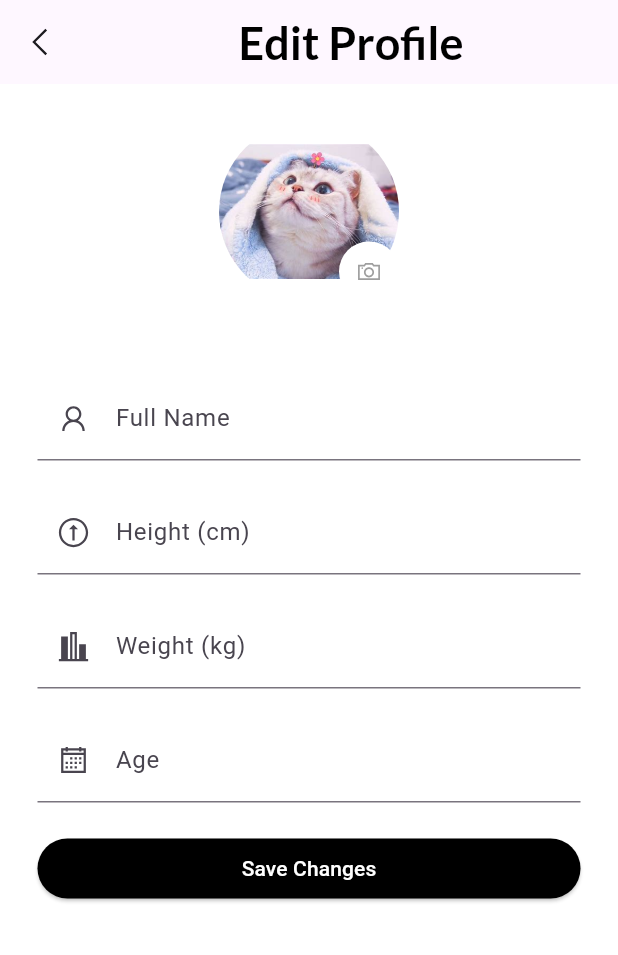
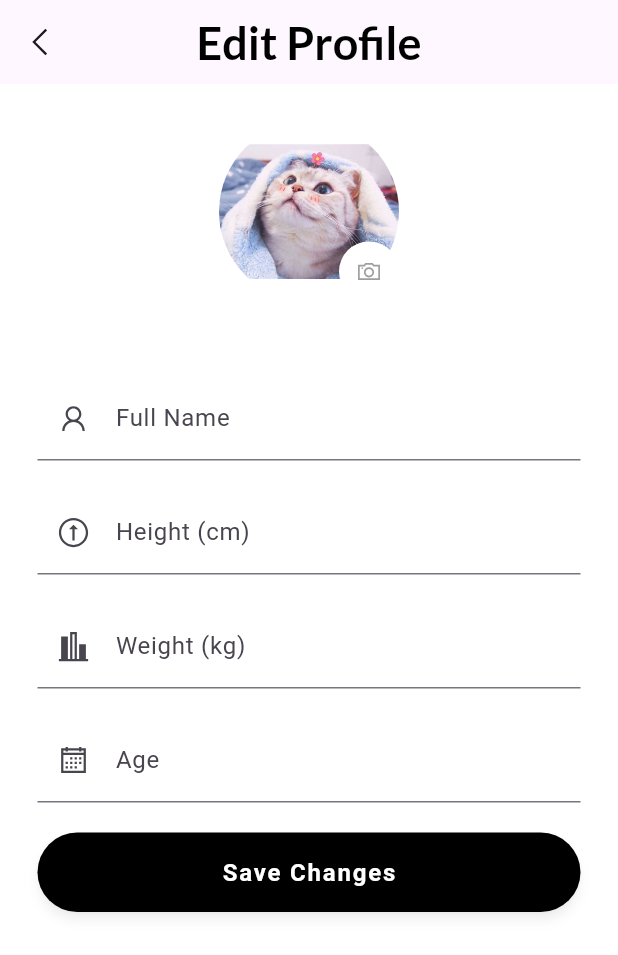
Before and after one commit to Dung261102/kltn, a Flutter app: the ProfilePage screen opened directly, after a tap on an icon or button, on a phone screen of 412 x 824 dp. Shown: the top 955 px of the screen. Run offline on Flutter 3.47's test engine with Material 3 defaults, Android fonts, the light colour scheme and no system bars; our stand-ins replace date_picker_timeline, flutter_local_notifications, flutter_native_timezone, flutter_staggered_animations, fluttertoast, get and 7 more; accounts and stored records are empty.

Commit message:
cập nhật lại màn hình profile, thiếu chức năng avata, thêm thiết bị, xem profile

```diff
--- a/lib/ui/pages/profile/UpdateProfileScreen.dart
+++ b/lib/ui/pages/profile/UpdateProfileScreen.dart
@@ -3,52 +3,108 @@ import 'package:get/get.dart';
 import 'package:glucose_real_time/ui/theme/theme.dart';
 import 'package:line_awesome_flutter/line_awesome_flutter.dart';
 
-/// Màn hình cập nhật hồ sơ người dùng
-class UpdateProfileScreen extends StatefulWidget {
-  const UpdateProfileScreen({super.key});
+class UpdateProfileController extends GetxController {
+  final nameController = TextEditingController();
+  final heightController = TextEditingController();
+  final weightController = TextEditingController();
+  final ageController = TextEditingController();
 
   @override
-  State<UpdateProfileScreen> createState() => _UpdateProfileScreenState();
-}
-
-class _UpdateProfileScreenState extends State<UpdateProfileScreen> {
-  // Controller cho các ô nhập liệu
-  final TextEditingController nameController = TextEditingController();
-  final TextEditingController heightController = TextEditingController();
-  final TextEditingController weightController = TextEditingController();
-  final TextEditingController ageController = TextEditingController();
-
-  @override
-  void dispose() {
+  void onClose() {
     nameController.dispose();
     heightController.dispose();
     weightController.dispose();
     ageController.dispose();
-    super.dispose();
+    super.onClose();
+  }
+
+  void saveChanges() {
+    // Get current values
+    final updatedName = nameController.text.trim();
+    final heightText = heightController.text.trim();
+    final weightText = weightController.text.trim();
+    final ageText = ageController.text.trim();
+
+    // Create result map with only changed values
+    final Map<String, dynamic> result = {};
+
+    // Only add name if it's not empty
+    if (updatedName.isNotEmpty) {
+      result['name'] = updatedName;
+    }
+
+    // Only validate and add height if it's been changed
+    if (heightText.isNotEmpty) {
+      final height = double.tryParse(heightText);
+      if (height == null || height <= 0) {
+        Get.snackbar("Error", "Please enter a valid height");
+        return;
+      }
+      result['height'] = height;
+    }
+
+    // Only validate and add weight if it's been changed
+    if (weightText.isNotEmpty) {
+      final weight = double.tryParse(weightText);
+      if (weight == null || weight <= 0) {
+        Get.snackbar("Error", "Please enter a valid weight");
+        return;
+      }
+      result['weight'] = weight;
+    }
+
+    // Only validate and add age if it's been changed
+    if (ageText.isNotEmpty) {
+      final age = int.tryParse(ageText);
+      if (age == null || age <= 0) {
+        Get.snackbar("Error", "Please enter a valid age");
+        return;
+      }
+      result['age'] = age;
+    }
+
+    // If no changes were made, show a message
+    if (result.isEmpty) {
+      Get.snackbar("Notice", "No changes were made");
+      return;
+    }
+
+    // Return the changes
+    Get.back(result: result);
+  }
+}
+
+/// Màn hình cập nhật hồ sơ người dùng
+class UpdateProfileScreen extends StatelessWidget {
+  const UpdateProfileScreen({super.key});
+
+  PreferredSizeWidget _buildAppBar() {
+    return AppBar(
+      leading: IconButton(
+        onPressed: () => Get.back(),
+        icon: const Icon(LineAwesomeIcons.angle_left_solid),
+      ),
+      centerTitle: true,
+      title: Text(
+        'Edit Profile',
+        style: headingStyle
+      ),
+    );
   }
 
   @override
   Widget build(BuildContext context) {
+    final controller = Get.put(UpdateProfileController());
+
     return Scaffold(
-      appBar: AppBar(
-        leading: IconButton(
-          onPressed: () => Get.back(),
-          icon: const Icon(LineAwesomeIcons.angle_left_solid),
-        ),
-        title: Center(
-          child: Text(
-            'Edit Profile',
-            style: headingStyle
-          ),
-        ),
-      ),
+      appBar: _buildAppBar(),
       body: SingleChildScrollView(
         padding: const EdgeInsets.all(25),
         child: Column(
           children: [
             _buildAvatar(),
             const SizedBox(height: 50),
-            _buildProfileForm(),
+            _buildProfileForm(controller),
             const SizedBox(height: 20),
           ],
         ),
@@ -60,14 +116,12 @@ class _UpdateProfileScreenState extends State<UpdateProfileScreen> {
   Widget _buildAvatar() {
     return Stack(
       children: [
-        const SizedBox(
+        SizedBox(
           width: 120,
           height: 120,
           child: ClipRRect(
-            borderRadius: BorderRadius.all(Radius.circular(100)),
-            child: Image(
-              image: AssetImage('assets/images/profile/avatar.jpg'),
-            ),
+            borderRadius: const BorderRadius.all(Radius.circular(100)),
+            child: Image.asset('assets/images/profile/avatar.jpg'),
           ),
         ),
         Positioned(
@@ -92,12 +146,12 @@ class _UpdateProfileScreenState extends State<UpdateProfileScreen> {
   }
 
   /// Form nhập thông tin người dùng
-  Widget _buildProfileForm() {
+  Widget _buildProfileForm(UpdateProfileController controller) {
     return Form(
       child: Column(
         children: [
           TextFormField(
-            controller: nameController,
+            controller: controller.nameController,
             decoration: const InputDecoration(
               labelText: 'Full Name',
               prefixIcon: Icon(LineAwesomeIcons.user),
@@ -105,7 +159,7 @@ class _UpdateProfileScreenState extends State<UpdateProfileScreen> {
           ),
           const SizedBox(height: 20),
           TextFormField(
-            controller: heightController,
+            controller: controller.heightController,
             keyboardType: TextInputType.number,
             decoration: const InputDecoration(
               labelText: 'Height (cm)',
@@ -114,7 +168,7 @@ class _UpdateProfileScreenState extends State<UpdateProfileScreen> {
           ),
           const SizedBox(height: 20),
           TextFormField(
-            controller: weightController,
+            controller: controller.weightController,
             keyboardType: TextInputType.number,
             decoration: const InputDecoration(
               labelText: 'Weight (kg)',
@@ -123,7 +177,7 @@ class _UpdateProfileScreenState extends State<UpdateProfileScreen> {
           ),
           const SizedBox(height: 20),
           TextFormField(
-            controller: ageController,
+            controller: controller.ageController,
             keyboardType: TextInputType.number,
             decoration: const InputDecoration(
               labelText: 'Age',
@@ -134,67 +188,24 @@ class _UpdateProfileScreenState extends State<UpdateProfileScreen> {
           SizedBox(
             width: double.infinity,
             child: ElevatedButton(
-              onPressed: () {
-                // Get current values
-                final updatedName = nameController.text.trim();
-                final heightText = heightController.text.trim();
-                final weightText = weightController.text.trim();
-                final ageText = ageController.text.trim();
-
-                // Create result map with only changed values
-                final Map<String, dynamic> result = {};
-
-                // Only add name if it's not empty
-                if (updatedName.isNotEmpty) {
-                  result['name'] = updatedName;
-                }
-
-                // Only validate and add height if it's been changed
-                if (heightText.isNotEmpty) {
-                  final height = double.tryParse(heightText);
-                  if (height == null || height <= 0) {
-                    Get.snackbar("Error", "Please enter a valid height");
-                    return;
-                  }
-                  result['height'] = height;
-                }
-
-                // Only validate and add weight if it's been changed
-                if (weightText.isNotEmpty) {
-                  final weight = double.tryParse(weightText);
-                  if (weight == null || weight <= 0) {
-                    Get.snackbar("Error", "Please enter a valid weight");
-                    return;
-                  }
-                  result['weight'] = weight;
-                }
-
-                // Only validate and add age if it's been changed
-                if (ageText.isNotEmpty) {
-                  final age = int.tryParse(ageText);
-                  if (age == null || age <= 0) {
-                    Get.snackbar("Error", "Please enter a valid age");
-                    return;
-                  }
-                  result['age'] = age;
-                }
-
-                // If no changes were made, show a message
-                if (result.isEmpty) {
-                  Get.snackbar("Notice", "No changes were made");
-                  return;
-                }
-
-                // Return the changes
-                Get.back(result: result);
-              },
+              onPressed: controller.saveChanges,
               style: ElevatedButton.styleFrom(
                 backgroundColor: Colors.black,
-                shape: const StadiumBorder(),
+                foregroundColor: Colors.white,
+                padding: const EdgeInsets.symmetric(vertical: 15),
+                elevation: 3,
+                shape: RoundedRectangleBorder(
+                  borderRadius: BorderRadius.circular(30),
+                ),
+                shadowColor: Colors.black.withOpacity(0.3),
               ),
               child: const Text(
                 'Save Changes',
-                style: TextStyle(color: Colors.white),
+                style: TextStyle(
+                  fontSize: 16,
+                  fontWeight: FontWeight.bold,
+                  letterSpacing: 1.2,
+                ),
               ),
             ),
           ),
--- a/lib/ui/pages/profile/profilePage.dart
+++ b/lib/ui/pages/profile/profilePage.dart
@@ -6,6 +6,7 @@ import 'package:glucose_real_time/ui/theme/theme.dart';
 import 'package:glucose_real_time/ui/widgets/common_appbar.dart';
 import 'package:glucose_real_time/ui/widgets/button.dart';
 import 'package:line_awesome_flutter/line_awesome_flutter.dart';
+// import 'package:glucose_real_time/ui/pages/profile/viewProfile.dart';
 
 import 'UpdateProfileScreen.dart';
 
@@ -25,6 +26,7 @@ class _ProfilePageState extends State<ProfilePage> {
 
   // Tên người dùng hiện tại
   String userName = "Nguyen Dung";
+  String avatarPath = "assets/images/profile/avatar.jpg";
 
   // Thông tin cơ thể người dùng
   double height = 170.0;  // Chiều cao mặc định (cm)
@@ -206,7 +208,22 @@ class _ProfilePageState extends State<ProfilePage> {
           style: headingStyle,
         ),
         const SizedBox(height: 4),
-        GestureDetector(
+        Stack(
+          children: [
+            SizedBox(
+              width: 120,
+              height: 120,
+              child: ClipRRect(
+                borderRadius: BorderRadius.circular(100),
+                child: Image(
+                  image: AssetImage(avatarPath),
+                ),
+              ),
+            ),
+            Positioned(
+              bottom: 0,
+              right: 0,
+              child: GestureDetector(
                 onTap: () async {
                   final result = await Get.to(() => const UpdateProfileScreen());
                   if (result != null && result is Map<String, dynamic>) {
@@ -215,24 +232,10 @@ class _ProfilePageState extends State<ProfilePage> {
                       height = result['height'] ?? height;
                       weight = result['weight'] ?? weight;
                       age = result['age'] ?? age;
+                      avatarPath = result['avatar'] ?? avatarPath;
                     });
                   }
                 },
-          child: Stack(
-            children: [
-              SizedBox(
-                width: 120,
-                height: 120,
-                child: ClipRRect(
-                  borderRadius: BorderRadius.circular(100),
-                  child: const Image(
-                    image: AssetImage("assets/images/profile/avatar.jpg"),
-                  ),
-                ),
-              ),
-              Positioned(
-                bottom: 0,
-                right: 0,
                 child: Container(
                   width: 40,
                   height: 40,
@@ -247,8 +250,8 @@ class _ProfilePageState extends State<ProfilePage> {
                   ),
                 ),
               ),
+            ),
           ],
-          ),
         ),
         const SizedBox(height: 2),
         Text(
@@ -296,14 +299,17 @@ class _ProfilePageState extends State<ProfilePage> {
           icon: LineAwesomeIcons.cog_solid,
           onPress: () {},
         ),
-        // ProfileMenuWidget(
-        //   title: 'Profile',
-        //   icon: LineAwesomeIcons.user,
-        //   onPress: () {
-        //     Get.to(() => ViewProfileScreen(
-        //     ));
-        //   },
-        // ),
+
+        ProfileMenuWidget(
+          title: 'Profile',
+          icon: LineAwesomeIcons.user,
+          onPress: () {
+
+            // Get.to(() => ViewProfileScreen(
+            // ));
+
+          },
+        ),
 
         ProfileMenuWidget(
           title: 'Privacy Policy',
--- a/pubspec.yaml
+++ b/pubspec.yaml
@@ -43,11 +43,10 @@ dependencies:
   google_fonts:
   date_picker_timeline:
   timezone:
-
-
+  image_picker: ^1.0.7
 
   # cấp quyền
-  permission_handler:
+  permission_handler: ^11.3.0
   flutter_native_timezone: ^2.0.0
   sqflite: ^2.4.2
   flutter_staggered_animations:
```
Also changed, not shown: lib/common_widgets/profile_widget.dart (added, +74 -0 lines), pubspec.lock, 2 other files. Lines whose indentation alone changed are shown as unchanged.
